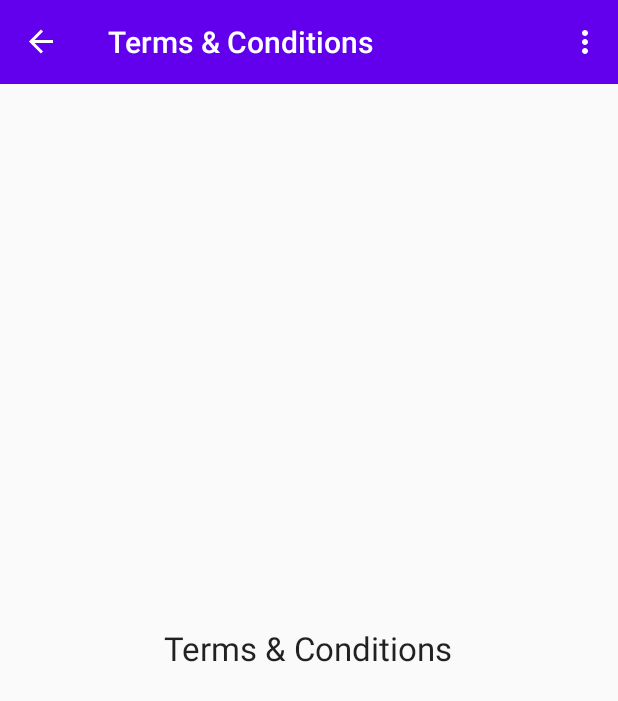
After one commit to codinginflow/NavigationComponentTutorial, an Android app: the TermsFragment screen opened through its navigation route, on a phone screen of 412 x 824 dp. The commit adds this screen. Shown: the top 701 px of the screen. Run offline under Robolectric (Android 15) with nearby library versions, the phone set to English and light mode, and no system bars; our stand-ins replace navigation-ui.

Commit message:
End of part 6

```diff
--- a/app/src/main/java/com/codinginflow/navigationcomponenttutorial/MainActivity.kt
+++ b/app/src/main/java/com/codinginflow/navigationcomponenttutorial/MainActivity.kt
@@ -2,9 +2,12 @@ package com.codinginflow.navigationcomponenttutorial
 
 import androidx.appcompat.app.AppCompatActivity
 import android.os.Bundle
+import android.view.Menu
+import android.view.MenuItem
 import androidx.navigation.NavController
 import androidx.navigation.fragment.NavHostFragment
 import androidx.navigation.fragment.findNavController
+import androidx.navigation.ui.onNavDestinationSelected
 import androidx.navigation.ui.setupActionBarWithNavController
 import kotlinx.android.synthetic.main.activity_main.*
 
@@ -22,6 +25,21 @@ class MainActivity : AppCompatActivity() {
         setupActionBarWithNavController(navController)
     }
 
+    override fun onCreateOptionsMenu(menu: Menu?): Boolean {
+        menuInflater.inflate(R.menu.options_menu, menu)
+        return true
+    }
+
+    override fun onOptionsItemSelected(item: MenuItem): Boolean {
+        return if (item.itemId == R.id.termsAndConditions) {
+            val action = NavGraphDirections.actionGlobalTermsFragment()
+            navController.navigate(action)
+            true
+        } else {
+            item.onNavDestinationSelected(navController) || super.onOptionsItemSelected(item)
+        }
+    }
+
     override fun onSupportNavigateUp(): Boolean {
         return navController.navigateUp() || super.onSupportNavigateUp()
     }
--- /dev/null
+++ b/app/src/main/java/com/codinginflow/navigationcomponenttutorial/SettingsFragment.kt
@@ -0,0 +1,6 @@
+package com.codinginflow.navigationcomponenttutorial
+
+import androidx.fragment.app.Fragment
+
+class SettingsFragment : Fragment(R.layout.fragment_settings) {
+}
--- /dev/null
+++ b/app/src/main/java/com/codinginflow/navigationcomponenttutorial/TermsFragment.kt
@@ -0,0 +1,6 @@
+package com.codinginflow.navigationcomponenttutorial
+
+import androidx.fragment.app.Fragment
+
+class TermsFragment : Fragment(R.layout.fragment_terms) {
+}
--- /dev/null
+++ b/app/src/main/res/layout/fragment_terms.xml
@@ -0,0 +1,17 @@
+<?xml version="1.0" encoding="utf-8"?>
+<LinearLayout xmlns:android="http://schemas.android.com/apk/res/android"
+    xmlns:tools="http://schemas.android.com/tools"
+    android:layout_width="match_parent"
+    android:layout_height="match_parent"
+    android:gravity="center"
+    android:orientation="vertical"
+    tools:context=".TermsFragment">
+
+    <TextView
+        android:layout_width="wrap_content"
+        android:layout_height="wrap_content"
+        android:layout_marginBottom="16dp"
+        android:text="Terms &amp; Conditions"
+        android:textAppearance="@style/TextAppearance.AppCompat.Large" />
+
+</LinearLayout>
--- /dev/null
+++ b/app/src/main/res/menu/options_menu.xml
@@ -0,0 +1,16 @@
+<?xml version="1.0" encoding="utf-8"?>
+<menu xmlns:android="http://schemas.android.com/apk/res/android"
+    xmlns:app="http://schemas.android.com/apk/res-auto">
+
+    <item
+        android:id="@+id/termsAndConditions"
+        android:title="Terms &amp; Conditions"
+        app:showAsAction="never" />
+
+    <item
+        android:id="@+id/settingsFragment"
+        android:title="Settings"
+        android:menuCategory="secondary"
+        app:showAsAction="never" />
+
+</menu>
--- a/app/src/main/res/navigation/nav_graph.xml
+++ b/app/src/main/res/navigation/nav_graph.xml
@@ -48,4 +48,21 @@
             app:popUpTo="@id/homeFragment"
             app:popUpToInclusive="true" />
     </fragment>
+    <fragment
+        android:id="@+id/settingsFragment"
+        android:name="com.codinginflow.navigationcomponenttutorial.SettingsFragment"
+        android:label="Settings"
+        tools:layout="@layout/fragment_settings" />
+    <fragment
+        android:id="@+id/termsFragment"
+        android:name="com.codinginflow.navigationcomponenttutorial.TermsFragment"
+        android:label="Terms &amp; Conditions"
+        tools:layout="@layout/fragment_terms" />
+    <action
+        android:id="@+id/action_global_termsFragment"
+        app:destination="@id/termsFragment"
+        app:enterAnim="@anim/slide_in_top"
+        app:exitAnim="@anim/slide_out_bottom"
+        app:popEnterAnim="@anim/slide_in_bottom"
+        app:popExitAnim="@anim/slide_out_top" />
 </navigation>
```
Also changed, not shown: app/src/main/res/layout/fragment_settings.xml (added, +17 -0 lines).
